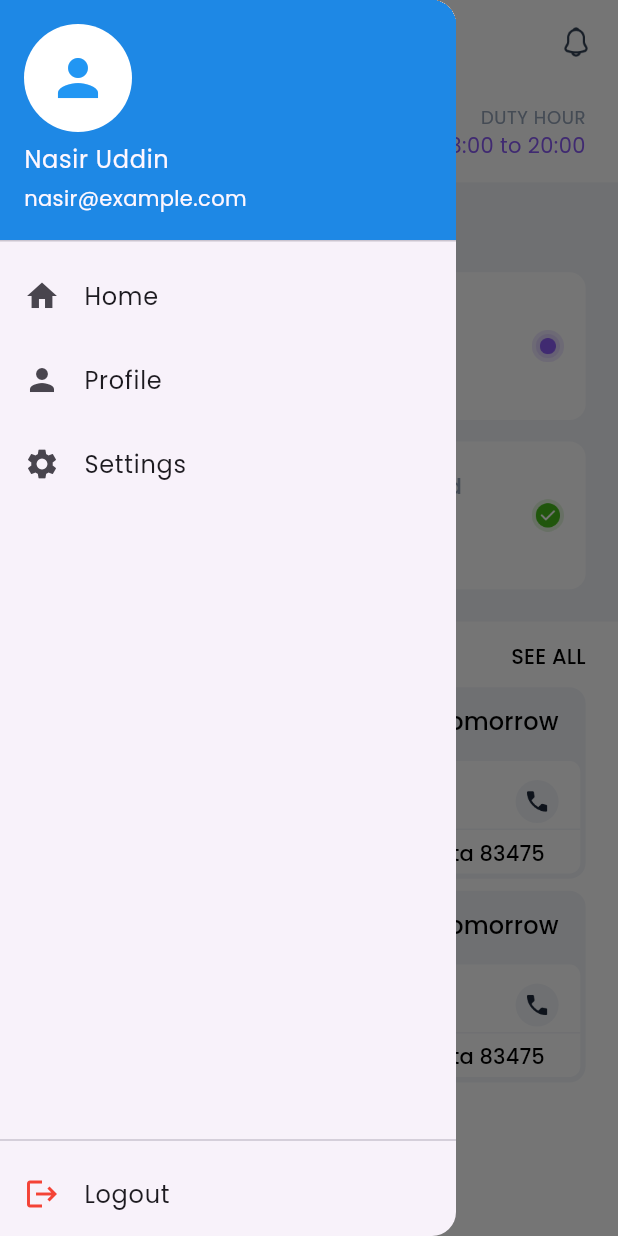
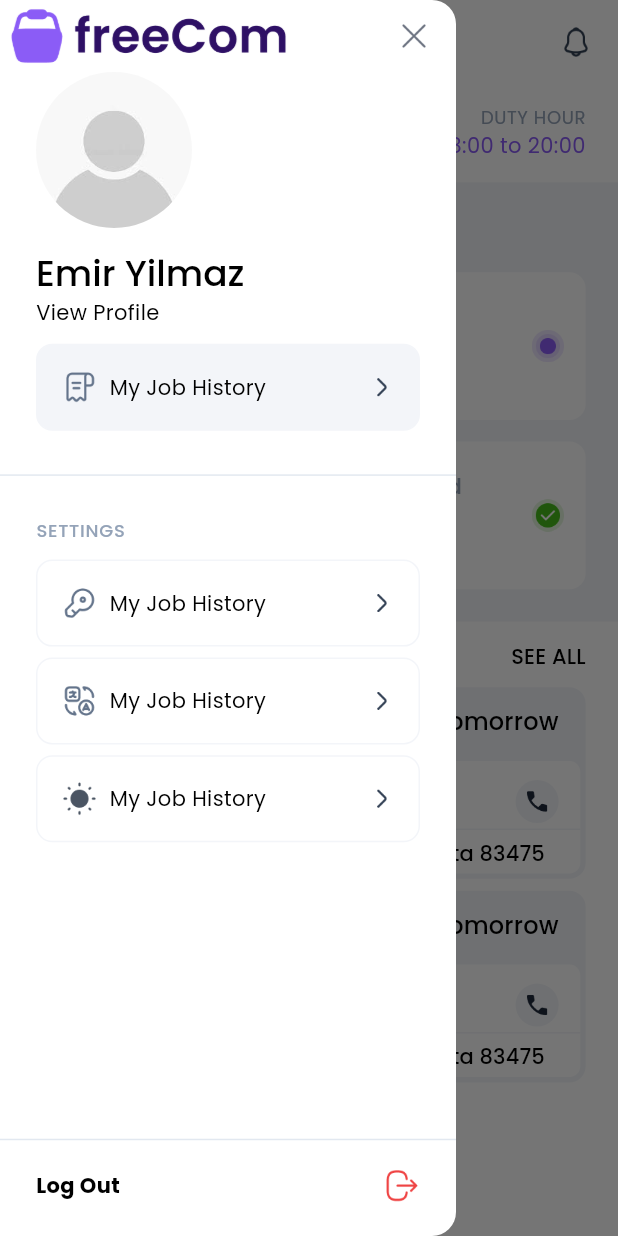
Before and after one commit to niloy000123/easy-commerce-driver, a Flutter app: the HomePage screen opened by its route, with the side drawer open, on a phone screen of 412 x 824 dp. Run offline on Flutter 3.47's test engine with Material 3 defaults, Android fonts, the phone set to English and light mode, and no system bars; our stand-ins replace cached_network_image, dio, flutter_easyloading, flutter_riverpod, flutter_screenutil, flutter_svg and 8 more; accounts and stored records are empty.

Commit message:
add profile design

```diff
--- a/lib/features/home/view/widget/drawer.dart
+++ b/lib/features/home/view/widget/drawer.dart
@@ -1,4 +1,5 @@
 import 'package:flutter/material.dart';
+import 'package:simple_ecommerce_delivery_app/core/app_export.dart';
 
 class CustomDrawer extends StatelessWidget {
   const CustomDrawer({super.key});
@@ -6,52 +7,164 @@ class CustomDrawer extends StatelessWidget {
   @override
   Widget build(BuildContext context) {
     return Drawer(
+      backgroundColor: colors().scaffoldBackgroundColor,
       child: Column(
+        crossAxisAlignment: CrossAxisAlignment.start,
         children: [
-          UserAccountsDrawerHeader(
-            accountName: const Text('Nasir Uddin'),
-            accountEmail: const Text('nasir@example.com'),
-            currentAccountPicture: const CircleAvatar(
-              backgroundColor: Colors.white,
-              child: Icon(Icons.person, size: 40, color: Colors.blue),
+          SafeArea(
+            child: Row(
+              children: [
+                CustomImageView(
+                  imagePath: Assets.images.appLogo.path,
+                  width: 198.w,
+                  height: 48.w,
+                ),
+                Spacer(),
+                CustomImageView(
+                  imagePath: Assets.icons.close.path,
+                  width: 24.w,
+                  height: 24.w,
+                  onTap: () => Navigator.pop(context),
+                ),
+                16.pw,
+              ],
             ),
-            decoration: BoxDecoration(color: Colors.blue.shade600),
           ),
-          ListTile(
-            leading: const Icon(Icons.home),
-            title: const Text('Home'),
-            onTap: () {
-              Navigator.pop(context); // close drawer
-            },
+
+          Padding(
+            padding: const EdgeInsets.symmetric(horizontal: 24),
+            child: Column(
+              crossAxisAlignment: CrossAxisAlignment.start,
+              children: [
+                Container(
+                  decoration: BoxDecoration(shape: BoxShape.circle),
+                  width: 104.w,
+                  height: 104.w,
+                  child: ClipRRect(
+                    borderRadius: BorderRadius.circular(52.w),
+                    child: CustomImageView(
+                      imagePath: Assets.images.defaultUser.path,
+                      // fit: BoxFit.cover,
+                    ),
+                  ),
+                ),
+                16.ph,
+                Text('Emir Yilmaz', style: AppTextStyle(context).s24w500),
+                Text('View Profile', style: AppTextStyle(context).s14w400Body),
+                12.ph,
+                _buildMenuCard(
+                  context,
+                  backgroundIsActive: true,
+                  title: 'My Job History',
+                  icon: Assets.icons.order.path,
+                  onTap: () => {},
+                ),
+                24.ph,
+              ],
+            ),
           ),
-          ListTile(
-            leading: const Icon(Icons.person),
-            title: const Text('Profile'),
-            onTap: () {
-              Navigator.pop(context);
-            },
+          Divider(color: colors().borderColor),
+          Expanded(
+            child: SingleChildScrollView(
+              child: Padding(
+                padding: EdgeInsets.symmetric(horizontal: 24.w),
+                child: Column(
+                  crossAxisAlignment: CrossAxisAlignment.start,
+                  children: [
+                    24.ph,
+                    Text(
+                      'SETTINGS',
+                      style: AppTextStyle(
+                        context,
+                      ).s12w500Label.copyWith(color: colors().textLightColor),
+                    ),
+                    12.ph,
+                    _buildMenuCard(
+                      context,
+
+                      title: 'Change Password',
+                      icon: Assets.icons.key.path,
+                      onTap: () => {},
+                    ),
+                    8.ph,
+                    _buildMenuCard(
+                      context,
+
+                      title: 'Language',
+                      icon: Assets.icons.language.path,
+                      onTap: () => {},
+                    ),
+                    8.ph,
+                    _buildMenuCard(
+                      context,
+
+                      title: 'Theme',
+                      icon: Assets.icons.lightTheme.path,
+                      onTap: () => {},
+                    ),
+                  ],
+                ),
+              ),
+            ),
           ),
-          ListTile(
-            leading: const Icon(Icons.settings),
-            title: const Text('Settings'),
-            onTap: () {
-              Navigator.pop(context);
-            },
+          Divider(color: colors().borderColor),
+          12.ph,
+          Row(
+            children: [
+              24.pw,
+              Text(
+                'Log Out',
+                style: AppTextStyle(
+                  context,
+                ).s14w400Body.copyWith(fontWeight: FontWeight.bold),
+              ),
+              Spacer(),
+              CustomImageView(
+                imagePath: Assets.icons.logout.path,
+                width: 24.w,
+                height: 24.w,
+              ),
+              24.pw,
+            ],
           ),
-          const Spacer(),
-          const Divider(),
-          ListTile(
-            leading: const Icon(Icons.logout, color: Colors.red),
-            title: const Text('Logout'),
-            onTap: () {
-              Navigator.pop(context);
-              ScaffoldMessenger.of(
-                context,
-              ).showSnackBar(const SnackBar(content: Text('Logged out')));
-            },
-          ),
+          24.ph,
         ],
       ),
     );
   }
+
+  _buildMenuCard(
+    BuildContext context, {
+    bool backgroundIsActive = false,
+    required VoidCallback onTap,
+    required String title,
+    required String icon,
+  }) {
+    return GestureDetector(
+      onTap: () => onTap(),
+      child: Container(
+        padding: EdgeInsets.all(16.w),
+        decoration: BoxDecoration(
+          border: Border.all(color: lightenColor(colors().borderColor!, 0.05)),
+          color: backgroundIsActive
+              ? lightenColor(colors().borderColor!, 0.05)
+              : Colors.transparent,
+          borderRadius: BorderRadius.circular(12.h),
+        ),
+        child: Row(
+          children: [
+            CustomImageView(imagePath: icon, width: 24.w, height: 24.w),
+            8.pw,
+            Text('My Job History', style: AppTextStyle(context).s14w400Body),
+            Spacer(),
+            CustomImageView(
+              imagePath: Assets.icons.arrowRight.path,
+              width: 16.w,
+              height: 16.w,
+            ),
+          ],
+        ),
+      ),
+    );
+  }
 }
```
Also changed, not shown: assets/icons/arrow_right.png (added), assets/icons/close.png (added), assets/icons/key.png (added), assets/icons/language.png (added), assets/icons/light_theme.png (added), assets/icons/logout.png (added), assets/icons/order.png (added), lib/generated/assets.gen.dart.
